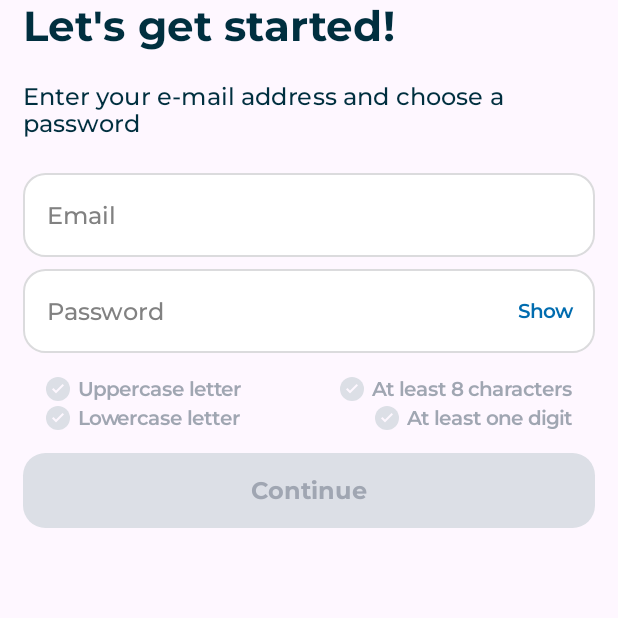
After one commit to Mareanexx/travelogue-app, an Android app built with Jetpack Compose: the composable RegisterForm shown on its own in the app's theme, on a phone screen of 412 x 824 dp, the top half of it. The commit adds this screen. Run offline under Robolectric (Android 15) with nearby library versions, the phone set to English and light mode, and no system bars; our stand-ins replace Dagger/Hilt's generated code; Roboto replaces fonts that are not available here.

Commit message:
feat [REGISTER-1]: add registration components and viewmodel; update theme and strings

```diff
--- a/app/src/main/java/ru/mareanexx/travelogue/data/common/WrappedResponse.kt
+++ b/app/src/main/java/ru/mareanexx/travelogue/data/common/WrappedResponse.kt
@@ -1,7 +1,6 @@
 package ru.mareanexx.travelogue.data.common
 
 data class WrappedResponse<T>(
-    val code: Int? = null,
     val message: String? = null,
     val data: T? = null
 )
--- a/app/src/main/java/ru/mareanexx/travelogue/data/login/repository/LoginRepositoryImpl.kt
+++ b/app/src/main/java/ru/mareanexx/travelogue/data/login/repository/LoginRepositoryImpl.kt
@@ -22,9 +22,9 @@ class LoginRepositoryImpl @Inject constructor(private val loginApi: LoginApi): L
                 emit(BaseResult.Success(loginEntity))
             }
             else {
-                emit(BaseResult.Error(WrappedResponse(
-                            code = response.code(),
-                            message = "Login error: ${response.message()}")
+                emit(BaseResult.Error(
+                    WrappedResponse(
+                        message = "Login error: ${response.message()}")
                     )
                 )
             }
--- /dev/null
+++ b/app/src/main/java/ru/mareanexx/travelogue/domain/register/RegisterRepository.kt
@@ -0,0 +1,12 @@
+package ru.mareanexx.travelogue.domain.register
+
+import kotlinx.coroutines.flow.Flow
+import ru.mareanexx.travelogue.data.common.WrappedResponse
+import ru.mareanexx.travelogue.data.register.remote.dto.RegisterRequest
+import ru.mareanexx.travelogue.data.register.remote.dto.RegisterResponse
+import ru.mareanexx.travelogue.domain.common.BaseResult
+import ru.mareanexx.travelogue.domain.register.entity.RegisterEntity
+
+interface RegisterRepository {
+    suspend fun register(registerRequest: RegisterRequest): Flow<BaseResult<RegisterEntity, WrappedResponse<RegisterResponse>>>
+}
--- /dev/null
+++ b/app/src/main/java/ru/mareanexx/travelogue/domain/register/usecase/RegisterUseCase.kt
@@ -0,0 +1,16 @@
+package ru.mareanexx.travelogue.domain.register.usecase
+
+import kotlinx.coroutines.flow.Flow
+import ru.mareanexx.travelogue.data.common.WrappedResponse
+import ru.mareanexx.travelogue.data.register.remote.dto.RegisterRequest
+import ru.mareanexx.travelogue.data.register.remote.dto.RegisterResponse
+import ru.mareanexx.travelogue.domain.common.BaseResult
+import ru.mareanexx.travelogue.domain.register.RegisterRepository
+import ru.mareanexx.travelogue.domain.register.entity.RegisterEntity
+import javax.inject.Inject
+
+class RegisterUseCase @Inject constructor(private val registerRepository: RegisterRepository) {
+    suspend operator fun invoke(registerRequest: RegisterRequest): Flow<BaseResult<RegisterEntity, WrappedResponse<RegisterResponse>>> {
+        return registerRepository.register(registerRequest)
+    }
+}
--- /dev/null
+++ b/app/src/main/java/ru/mareanexx/travelogue/presentation/screens/start/components/register/CheckersGrid.kt
@@ -0,0 +1,75 @@
+package ru.mareanexx.travelogue.presentation.screens.start.components.register
+
+import androidx.annotation.StringRes
+import androidx.compose.foundation.Image
+import androidx.compose.foundation.background
+import androidx.compose.foundation.layout.Arrangement
+import androidx.compose.foundation.layout.Box
+import androidx.compose.foundation.layout.PaddingValues
+import androidx.compose.foundation.layout.Row
+import androidx.compose.foundation.layout.fillMaxWidth
+import androidx.compose.foundation.layout.padding
+import androidx.compose.foundation.layout.size
+import androidx.compose.foundation.lazy.grid.GridCells
+import androidx.compose.foundation.lazy.grid.LazyVerticalGrid
+import androidx.compose.foundation.shape.CircleShape
+import androidx.compose.material3.MaterialTheme
+import androidx.compose.material3.Text
+import androidx.compose.runtime.Composable
+import androidx.compose.runtime.State
+import androidx.compose.ui.Alignment
+import androidx.compose.ui.Modifier
+import androidx.compose.ui.res.painterResource
+import androidx.compose.ui.res.stringResource
+import androidx.compose.ui.unit.dp
+import ru.mareanexx.travelogue.R
+import ru.mareanexx.travelogue.presentation.screens.start.viewmodel.state.RegisterFormState
+import ru.mareanexx.travelogue.presentation.theme.disabledButtonContainer
+import ru.mareanexx.travelogue.presentation.theme.disabledButtonContent
+import ru.mareanexx.travelogue.presentation.theme.greenCircle
+
+@Composable
+fun CheckersGrid(formState: State<RegisterFormState>) {
+    LazyVerticalGrid(
+        columns = GridCells.Fixed(2),
+        contentPadding = PaddingValues(start = 15.dp, end = 15.dp, bottom = 15.dp),
+        horizontalArrangement = Arrangement.SpaceBetween,
+        verticalArrangement = Arrangement.spacedBy(3.dp)
+    ) {
+        item { OneCheckerIndicator(R.string.uppercase_requirement, formState.value.uppercaseLetterState, Arrangement.Start) }
+        item { OneCheckerIndicator(R.string.eight_chars_requirement, formState.value.eightCharsState, Arrangement.End) }
+        item { OneCheckerIndicator(R.string.lowercase_requirement, formState.value.lowercaseLetterState, Arrangement.Start) }
+        item { OneCheckerIndicator(R.string.one_digit_requirement, formState.value.oneDigitState, Arrangement.End) }
+    }
+}
+
+@Composable
+fun OneCheckerIndicator(
+    @StringRes requirementRes: Int,
+    requirementState: Boolean,
+    horizontalArrangement: Arrangement.Horizontal
+) {
+    Row(
+        modifier = Modifier.fillMaxWidth(),
+        horizontalArrangement = horizontalArrangement
+    ) {
+        Box(
+            modifier = Modifier.size(16.dp)
+                .background(if (!requirementState) disabledButtonContainer else greenCircle,
+                    CircleShape
+                ),
+            contentAlignment = Alignment.Center
+        ) {
+            Image(
+                painter = painterResource(R.drawable.check_icon),
+                contentDescription = stringResource(R.string.check_icon_cd)
+            )
+        }
+        Text(
+            modifier = Modifier.padding(start = 5.dp),
+            text = stringResource(requirementRes),
+            style = MaterialTheme.typography.labelSmall,
+            color = disabledButtonContent
+        )
+    }
+}
--- /dev/null
+++ b/app/src/main/java/ru/mareanexx/travelogue/presentation/screens/start/components/register/RegisterForm.kt
@@ -0,0 +1,105 @@
+package ru.mareanexx.travelogue.presentation.screens.start.components.register
+
+import android.widget.Toast
+import androidx.compose.foundation.layout.Column
+import androidx.compose.foundation.layout.Spacer
+import androidx.compose.foundation.layout.fillMaxWidth
+import androidx.compose.foundation.layout.height
+import androidx.compose.foundation.layout.padding
+import androidx.compose.material3.MaterialTheme
+import androidx.compose.material3.Text
+import androidx.compose.runtime.Composable
+import androidx.compose.runtime.collectAsState
+import androidx.compose.runtime.mutableStateOf
+import androidx.compose.runtime.remember
+import androidx.compose.ui.Modifier
+import androidx.compose.ui.graphics.Color
+import androidx.compose.ui.platform.LocalContext
+import androidx.compose.ui.res.stringResource
+import androidx.compose.ui.text.input.ImeAction
+import androidx.compose.ui.text.input.KeyboardType
+import androidx.compose.ui.text.input.PasswordVisualTransformation
+import androidx.compose.ui.text.input.VisualTransformation
+import androidx.compose.ui.unit.dp
+import androidx.hilt.navigation.compose.hiltViewModel
+import ru.mareanexx.travelogue.R
+import ru.mareanexx.travelogue.presentation.screens.start.components.AuthButton
+import ru.mareanexx.travelogue.presentation.screens.start.components.AuthOutlinedTextField
+import ru.mareanexx.travelogue.presentation.screens.start.components.SupportingText
+import ru.mareanexx.travelogue.presentation.screens.start.components.TrailingIconComponent
+import ru.mareanexx.travelogue.presentation.screens.start.viewmodel.RegisterViewModel
+import ru.mareanexx.travelogue.presentation.screens.start.viewmodel.state.AuthUiState
+import ru.mareanexx.travelogue.presentation.theme.enabledButtonContainer
+
+
+@Composable
+fun RegisterForm(
+    onOpenProfileCreatePanel: () -> Unit,
+    viewModel: RegisterViewModel = hiltViewModel()
+) {
+    val formState = viewModel.formState.collectAsState()
+    val registerState = viewModel.registerState.collectAsState()
+    val loadingState = viewModel.loadingState.collectAsState()
+    val passwordVisible = remember { mutableStateOf(false) }
+
+    when(registerState.value) {
+        is AuthUiState.Init -> {}
+        is AuthUiState.ShowToast -> {
+            Toast.makeText(LocalContext.current, (registerState.value as AuthUiState.ShowToast).message, Toast.LENGTH_SHORT).show()
+        }
+        is AuthUiState.Success -> { onOpenProfileCreatePanel() }
+        is AuthUiState.Error -> { }
+    }
+
+    Column(
+        modifier = Modifier
+            .fillMaxWidth()
+            .padding(horizontal = 15.dp)
+            .padding(bottom = 30.dp)
+    ) {
+        Text(
+            text = stringResource(R.string.register_sheet_title),
+            style = MaterialTheme.typography.titleMedium
+        )
+        Spacer(modifier = Modifier.height(20.dp))
+        Text(
+            text = stringResource(R.string.register_input_requirements),
+            style = MaterialTheme.typography.bodyMedium
+        )
+        Spacer(modifier = Modifier.height(15.dp))
+        AuthOutlinedTextField(
+            text = "Email",
+            value = formState.value.email,
+            onValueChanged = { viewModel.onEmailChanged(it) },
+            authState = registerState,
+            imeAction = ImeAction.Next,
+            keyboardType = KeyboardType.Email
+        )
+
+        AuthOutlinedTextField(
+            text = "Password",
+            value = formState.value.password,
+            onValueChanged = { viewModel.onPasswordChanged(it) },
+            authState = registerState,
+            imeAction = ImeAction.Done,
+            keyboardType = KeyboardType.Password,
+            trailingIcon = { TrailingIconComponent(passwordVisible) },
+            visualTransformation = if (passwordVisible.value) VisualTransformation.None else PasswordVisualTransformation(),
+            supportingText = {
+                if (registerState.value == AuthUiState.Error) {
+                    SupportingText(R.string.unavailable_email)
+                }
+            }
+        )
+
+        CheckersGrid(formState)
+
+        AuthButton(
+            containerColor = enabledButtonContainer,
+            contentColor = Color.White,
+            textRes = R.string.continue_button_text,
+            showLoading = loadingState.value,
+            enabled = formState.value.enabledButton
+        ) { viewModel.register() }
+    }
+}
--- /dev/null
+++ b/app/src/main/java/ru/mareanexx/travelogue/presentation/screens/start/viewmodel/state/RegisterFormState.kt
@@ -0,0 +1,16 @@
+package ru.mareanexx.travelogue.presentation.screens.start.viewmodel.state
+
+data class RegisterFormState(
+    val email: String = "",
+    val password: String = "",
+
+    val isEmailValid: Boolean = false,
+    val isPasswordValid: Boolean = false,
+
+    val uppercaseLetterState: Boolean = false,
+    val lowercaseLetterState: Boolean = false,
+    val eightCharsState: Boolean = false,
+    val oneDigitState: Boolean = false,
+
+    val enabledButton: Boolean = false
+)
--- a/app/src/main/java/ru/mareanexx/travelogue/presentation/theme/Color.kt
+++ b/app/src/main/java/ru/mareanexx/travelogue/presentation/theme/Color.kt
@@ -11,3 +11,4 @@
 val textFieldText = Color(0xFF818181)
 
 val blueSmallText = Color(0xFF006CAF)
+val greenCircle = Color(0xFF589C18)
--- a/app/src/main/java/ru/mareanexx/travelogue/presentation/theme/Type.kt
+++ b/app/src/main/java/ru/mareanexx/travelogue/presentation/theme/Type.kt
@@ -57,7 +57,8 @@ val Typography = Typography(
     bodySmall = TextStyle(
         fontFamily = MontserratFamily,
         fontWeight = FontWeight.Medium,
-        fontSize = 12.sp
+        fontSize = 12.sp,
+        letterSpacing = 0.1.sp
     ),
     bodyLarge = TextStyle(
         fontFamily = MontserratFamily,
--- a/app/src/main/res/values/strings.xml
+++ b/app/src/main/res/values/strings.xml
@@ -1,11 +1,33 @@
 <resources>
     <string name="app_name">Travelogue</string>
+
+    <!--Start Screen-->
     <string name="app_slogan">Mark your journeys. Share your world.</string>
-
     <string name="create_account_button">Create a new account</string>
     <string name="log_in_button">Log In</string>
+
+    <!--Login Bottom Sheet-->
     <string name="login_sheet_title">Welcome back!</string>
-    <string name="register_sheet_title">Let\'s get started</string>
     <string name="forgot_password">Forgot your password?</string>
     <string name="incorrect_credentials">E-mail or password is incorrect</string>
+
+    <!--Register Bottom Sheet-->
+    <string name="continue_button_text">Continue</string>
+    <string name="register_sheet_title">Let\'s get started!</string>
+    <string name="register_input_requirements">Enter your e-mail address and choose a password</string>
+    <string name="check_icon_cd">Check icon shows that condition met</string>
+    <string name="unavailable_email">This e-mail is already in use</string>
+
+    <string name="uppercase_requirement">Uppercase letter</string>
+    <string name="lowercase_requirement">Lowercase letter</string>
+    <string name="eight_chars_requirement">At least 8 characters</string>
+    <string name="one_digit_requirement">At least one digit</string>
+
+    <!--Profile Bottom Sheet-->
+    <string name="create_profile_title">Fill in your profile</string>
+    <string name="finish_button_text">Finish</string>
+    <string name="pick_photo">Pick your best photo</string>
+    <string name="username_tf_label">Pick a username</string>
+    <string name="fullname_tf_label">Write your fullname</string>
+    <string name="bio_tf_label">Write a short bio</string>
 </resources>
```
Also changed, not shown: app/src/main/java/ru/mareanexx/travelogue/data/register/RegisterModule.kt (added, +29 -0 lines), app/src/main/java/ru/mareanexx/travelogue/data/register/mapper/RegisterMapper.kt (added, +10 -0 lines), app/src/main/java/ru/mareanexx/travelogue/data/register/remote/api/RegisterApi.kt (added, +13 -0 lines), app/src/main/java/ru/mareanexx/travelogue/data/register/remote/dto/RegisterRequest.kt (added, +8 -0 lines), app/src/main/java/ru/mareanexx/travelogue/data/register/remote/dto/RegisterResponse.kt (added, +10 -0 lines), app/src/main/java/ru/mareanexx/travelogue/data/register/repository/RegisterRepositoryImpl.kt (added, +33 -0 lines), app/src/main/java/ru/mareanexx/travelogue/domain/register/entity/RegisterEntity.kt (added, +10 -0 lines), app/src/main/java/ru/mareanexx/travelogue/presentation/screens/start/viewmodel/RegisterViewModel.kt (+113 -16 lines), app/src/main/res/drawable/check_icon.png (added).
